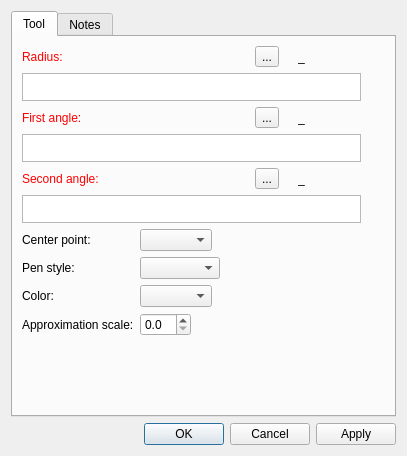
Before: the Qt Designer form src/libs/vtools/dialogs/tools/dialogarc.ui in dismine/valentina, drawn with Qt 5.
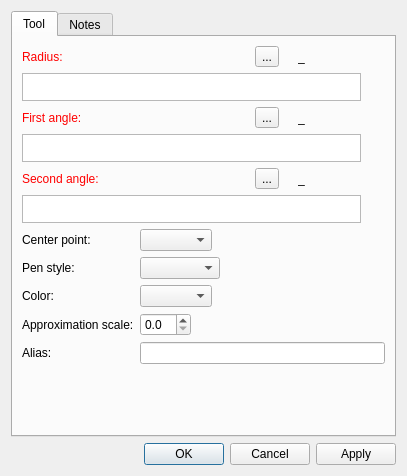
After: the same form once the commit is applied. Icons and pictures are not drawn. Custom widgets are drawn as their Qt base class.

Commit message: Alias field for tool Arc.

```diff
--- a/src/libs/vtools/dialogs/tools/dialogarc.ui
+++ b/src/libs/vtools/dialogs/tools/dialogarc.ui
@@ -7,7 +7,7 @@
     <x>0</x>
     <y>0</y>
     <width>407</width>
-    <height>456</height>
+    <height>476</height>
    </rect>
   </property>
   <property name="windowTitle">
@@ -662,6 +662,20 @@
            </property>
           </widget>
          </item>
+         <item row="4" column="0">
+          <widget class="QLabel" name="labelAlias">
+           <property name="text">
+            <string>Alias:</string>
+           </property>
+          </widget>
+         </item>
+         <item row="4" column="1">
+          <widget class="QLineEdit" name="lineEditAlias">
+           <property name="clearButtonEnabled">
+            <bool>true</bool>
+           </property>
+          </widget>
+         </item>
         </layout>
        </item>
        <item>
```
The commit also changes 22 other files.
